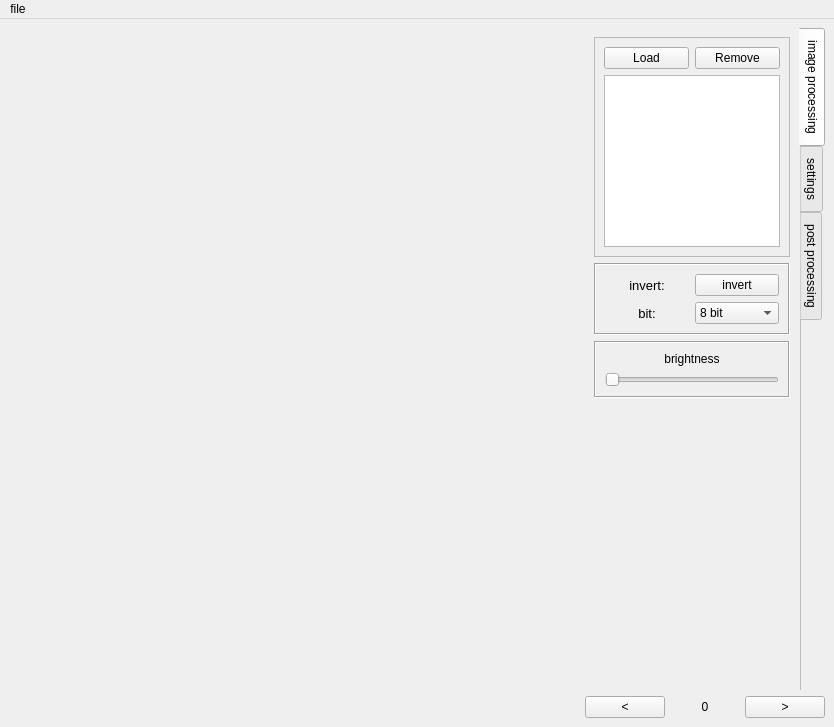
Qt form package/MainWindow.ui (OpenPIV/openpiv_gui) before a commit.
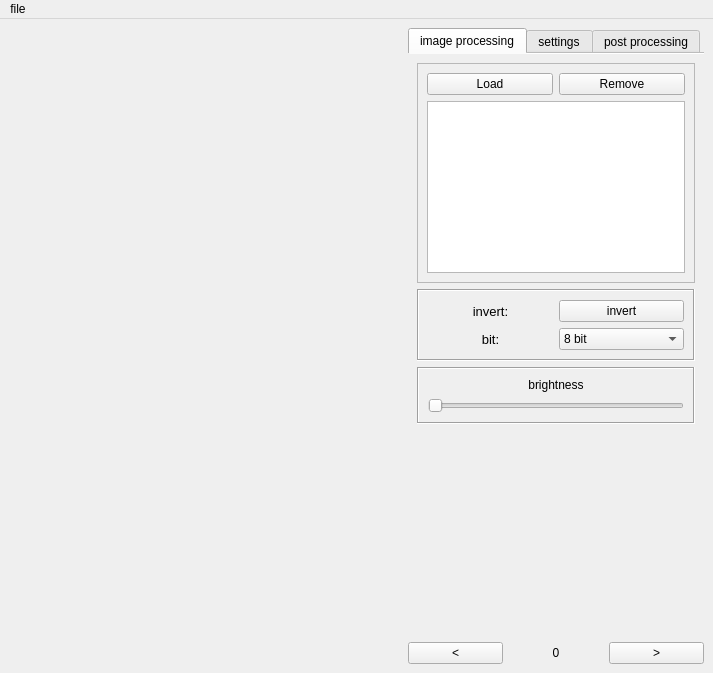
The same form after that commit. Icons and pictures are not drawn.

Commit message: I'v putted the tabs of the settingstabwidget up and some miner changes.

```diff
--- a/package/MainWindow.ui
+++ b/package/MainWindow.ui
@@ -6,8 +6,8 @@
    <rect>
     <x>0</x>
     <y>0</y>
-    <width>834</width>
-    <height>727</height>
+    <width>713</width>
+    <height>661</height>
    </rect>
   </property>
   <property name="mouseTracking">
@@ -61,7 +61,7 @@
        </font>
       </property>
       <property name="tabPosition">
-       <enum>QTabWidget::East</enum>
+       <enum>QTabWidget::North</enum>
       </property>
       <property name="currentIndex">
        <number>0</number>
@@ -69,68 +69,20 @@
       <property name="elideMode">
        <enum>Qt::ElideNone</enum>
       </property>
+      <property name="usesScrollButtons">
+       <bool>false</bool>
+      </property>
       <property name="documentMode">
        <bool>true</bool>
       </property>
       <property name="movable">
-       <bool>true</bool>
+       <bool>false</bool>
       </property>
       <widget class="QWidget" name="tab_6">
        <attribute name="title">
         <string>image processing</string>
        </attribute>
        <layout class="QGridLayout" name="gridLayout_4">
-        <item row="1" column="0">
-         <widget class="QFrame" name="frame_2">
-          <property name="frameShape">
-           <enum>QFrame::StyledPanel</enum>
-          </property>
-          <property name="frameShadow">
-           <enum>QFrame::Raised</enum>
-          </property>
-          <layout class="QGridLayout" name="gridLayout">
-           <item row="0" column="0">
-            <widget class="QPushButton" name="add_button">
-             <property name="text">
-              <string>Load</string>
-             </property>
-            </widget>
-           </item>
-           <item row="0" column="1">
-            <widget class="QPushButton" name="remove_button">
-             <property name="enabled">
-              <bool>true</bool>
-             </property>
-             <property name="text">
-              <string>Remove</string>
-             </property>
-            </widget>
-           </item>
-           <item row="1" column="0" colspan="2">
-            <widget class="QListWidget" name="listWidget">
-             <property name="sizePolicy">
-              <sizepolicy hsizetype="Expanding" vsizetype="Expanding">
-               <horstretch>0</horstretch>
-               <verstretch>0</verstretch>
-              </sizepolicy>
-             </property>
-             <property name="minimumSize">
-              <size>
-               <width>172</width>
-               <height>172</height>
-              </size>
-             </property>
-             <property name="maximumSize">
-              <size>
-               <width>180</width>
-               <height>172</height>
-              </size>
-             </property>
-            </widget>
-           </item>
-          </layout>
-         </widget>
-        </item>
         <item row="7" column="0">
          <spacer name="wow">
           <property name="orientation">
@@ -236,6 +188,57 @@
           </layout>
          </widget>
         </item>
+        <item row="1" column="0">
+         <widget class="QFrame" name="frame_2">
+          <property name="frameShape">
+           <enum>QFrame::StyledPanel</enum>
+          </property>
+          <property name="frameShadow">
+           <enum>QFrame::Raised</enum>
+          </property>
+          <layout class="QGridLayout" name="gridLayout">
+           <item row="0" column="3">
+            <widget class="QPushButton" name="remove_button">
+             <property name="enabled">
+              <bool>true</bool>
+             </property>
+             <property name="text">
+              <string>Remove</string>
+             </property>
+            </widget>
+           </item>
+           <item row="0" column="2">
+            <widget class="QPushButton" name="add_button">
+             <property name="text">
+              <string>Load</string>
+             </property>
+            </widget>
+           </item>
+           <item row="1" column="2" colspan="2">
+            <widget class="QListWidget" name="listWidget">
+             <property name="sizePolicy">
+              <sizepolicy hsizetype="Preferred" vsizetype="Preferred">
+               <horstretch>0</horstretch>
+               <verstretch>0</verstretch>
+              </sizepolicy>
+             </property>
+             <property name="minimumSize">
+              <size>
+               <width>230</width>
+               <height>172</height>
+              </size>
+             </property>
+             <property name="maximumSize">
+              <size>
+               <width>9999999</width>
+               <height>99999</height>
+              </size>
+             </property>
+            </widget>
+           </item>
+          </layout>
+         </widget>
+        </item>
        </layout>
       </widget>
       <widget class="QWidget" name="tab_5">
@@ -919,7 +922,7 @@
     <rect>
      <x>0</x>
      <y>0</y>
-     <width>834</width>
+     <width>713</width>
      <height>21</height>
     </rect>
    </property>
```
Left out of the diff: 838 changed lines with no effect on the pictures. The commit also changes 5 other files.
